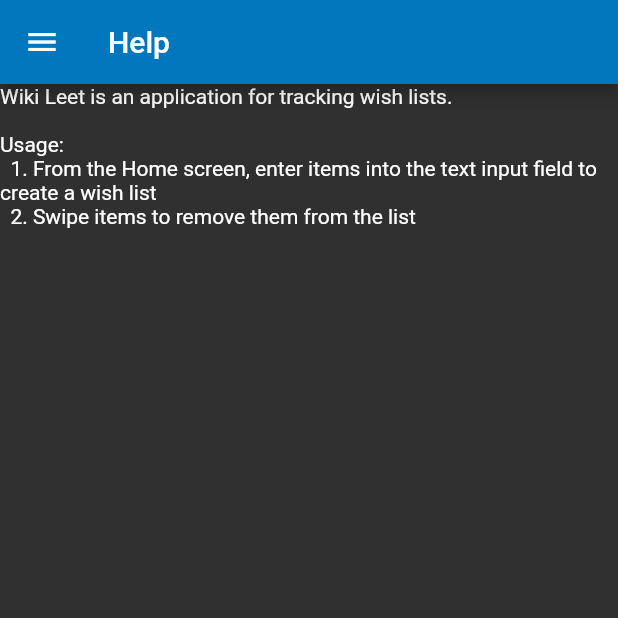
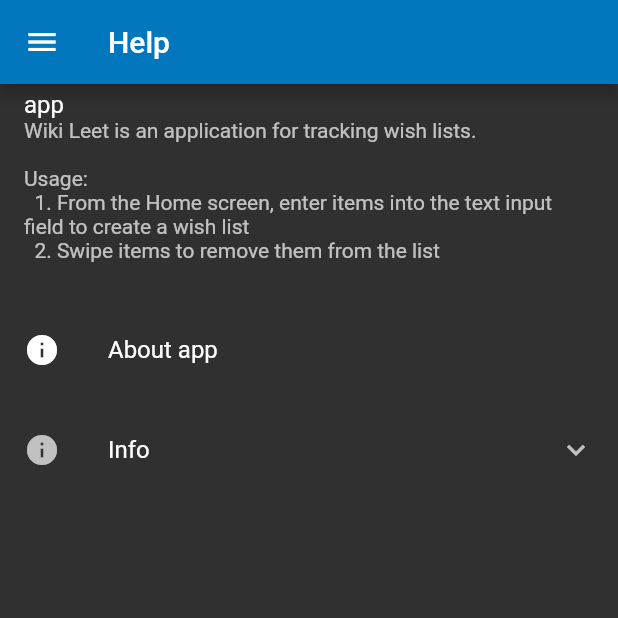
Before and after one commit to gabeduke/leetapp, a Flutter app: the HelpPage screen opened directly, on a phone screen of 412 x 824 dp, the top half of it. Run offline on Flutter 3.47's test engine with Material 2 defaults, Android fonts, the phone set to English and light mode, and no system bars; our stand-ins replace cached_network_image, cloud_firestore, firebase_auth, firebase_storage, fluttertoast, google_sign_in and 3 more; accounts and stored records are empty; Roboto replaces fonts that are missing (Hind, Montserrat).

Commit message:
update help screen

```diff
--- a/lib/help.dart
+++ b/lib/help.dart
@@ -1,9 +1,44 @@
-
 import 'package:flutter/cupertino.dart';
 import 'package:flutter/material.dart';
 import 'package:app/drawer.dart';
+import 'package:package_info/package_info.dart';
 
-class HelpPage extends StatelessWidget {
+class HelpPage extends StatefulWidget {
+  @override
+  HelpPageState createState() => new HelpPageState();
+}
+
+class HelpPageState extends State<HelpPage> {
+
+  String _projectName = "";
+  String _projectAppID = "";
+  String _projectVersion = "";
+  String _projectCode = "";
+
+
+  @override
+  initState() {
+    super.initState();
+    getAppInfo();
+  }
+
+  getAppInfo() async {
+    PackageInfo packageInfo = await PackageInfo.fromPlatform();
+    String projectName = packageInfo.appName;
+    String projectAppID = packageInfo.packageName;
+    String projectVersion = packageInfo.version;
+    String projectCode = packageInfo.buildNumber;
+
+    setState(() {
+      _projectVersion = projectVersion;
+      _projectCode = projectCode;
+      _projectAppID = projectAppID;
+      _projectName = projectName;
+    });
+  }
+
+  // Platform messages are asynchronous, so we initialize in an async method.
+
   @override
   Widget build (BuildContext ctxt) {
     return new Scaffold(
@@ -11,12 +46,73 @@ class HelpPage extends StatelessWidget {
         title: new Text("Help"),
       ),
       drawer: LeetDrawer(),
-      body: new Text('''
-Wiki Leet is an application for tracking wish lists.
+      body: new SingleChildScrollView(
+        child: new ListBody(
+          children: <Widget>[
+            new ListTile (
+              // leading: new Icon(Icons.help),
+              title: Text(_projectName),
+              // title: const Text("Help"),
+              subtitle: const Text('''Wiki Leet is an application for tracking wish lists.
 
 Usage:
   1. From the Home screen, enter items into the text input field to create a wish list
   2. Swipe items to remove them from the list
-'''),);
+''')),
+            new Container(
+              height: 10,
+            ),
+            new AboutListTile(
+              applicationName: _projectName,
+              applicationVersion: _projectVersion,
+              applicationLegalese: _projectAppID,
+              icon: new Icon(Icons.info),
+            ),
+            new Container(
+              height: 10,
+            ),
+            new ExpansionTile(
+              leading: new Icon(Icons.info),
+              title: const Text('Info'),
+              children: <Widget>[
+                new Container(
+                  height: 10.0,
+                ),
+                new ListTile(
+                  leading: new Icon(Icons.arrow_right),
+                  title: const Text('Name'),
+                  subtitle: new Text(_projectName),
+                ),
+                new Divider(
+                  height: 20.0,
+                ),
+                  new ListTile(
+                  leading: new Icon(Icons.arrow_right),
+                  title: const Text('Version Name'),
+                  subtitle: new Text(_projectVersion),
+                ),
+                new Divider(
+                  height: 20.0,
+                ),
+                new ListTile(
+                  leading: new Icon(Icons.arrow_right),
+                  title: const Text('Version Code'),
+                  subtitle: new Text(_projectCode),
+                ),
+                new Divider(
+                  height: 20.0,
+                ),
+                new ListTile(
+                  leading: new Icon(Icons.arrow_right),
+                  title: const Text('App ID'),
+                  subtitle: new Text(_projectAppID),
+                ),
+
+              ],
+            ),
+          ],
+        ),
+      )
+    );
   }
 }
--- a/pubspec.yaml
+++ b/pubspec.yaml
@@ -13,6 +13,7 @@ environment:
   sdk: ">=2.0.0-dev.68.0 <3.0.0"
 
 dependencies:
+  package_info: ^0.3.2+1
   shared_preferences: ^0.4.2
   image_picker: ^0.4.6
   firebase_storage: ^1.0.1
```
Also changed, not shown: 1 other file.
